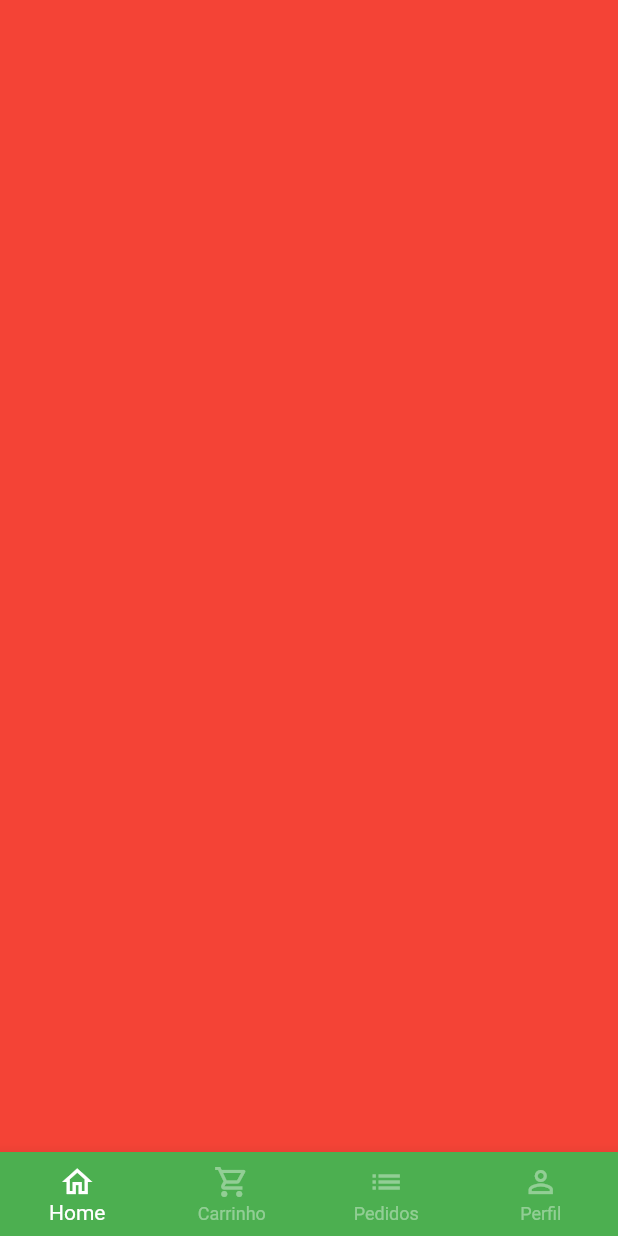
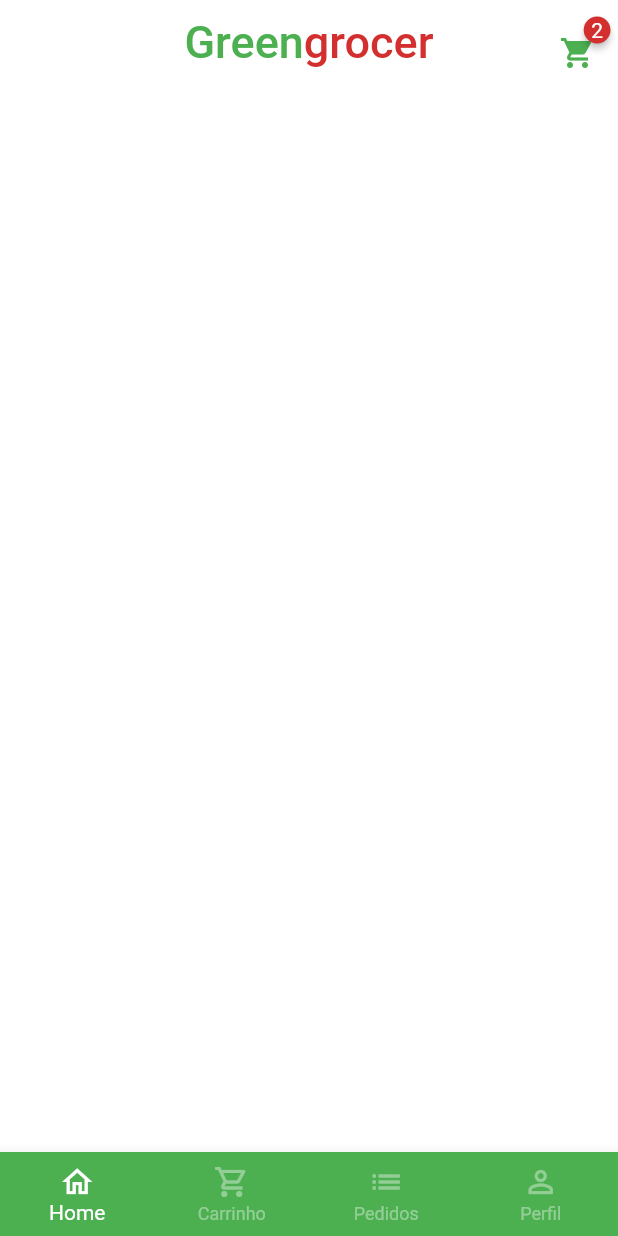
Before and after one commit to KaueSena01/GreenGrocer_Course, a Flutter app: the screen it shows after launch, after a tap on "Entrar", on a phone screen of 412 x 824 dp. Run offline on Flutter 3.47's test engine with Material 2 defaults, Android fonts, the phone set to English and light mode, and no system bars; drawn by our look-alikes of badges; our stand-ins replace animated_text_kit, mask_text_input_formatter.

Commit message:
feature: Criação da AppBar

```diff
--- a/lib/main.dart
+++ b/lib/main.dart
@@ -21,6 +21,7 @@ class MyApp extends StatelessWidget {
       title: 'Flutter Demo',
       theme: ThemeData(
         primarySwatch: Colors.green,
+        scaffoldBackgroundColor: Colors.white.withAlpha(190),
       ),
       debugShowCheckedModeBanner: false,
       home: const SignInScreen(),
--- a/lib/src/base/base_screen.dart
+++ b/lib/src/base/base_screen.dart
@@ -1,5 +1,6 @@
 import 'package:flutter/material.dart';
 import 'package:greengrocer_course/src/config/custom_colors.dart';
+import 'package:greengrocer_course/src/home/home_tab.dart';
 
 class BaseScreen extends StatefulWidget {
   const BaseScreen({ Key? key }) : super(key: key);
@@ -20,8 +21,8 @@ class _BaseScreenState extends State<BaseScreen> {
           physics: const NeverScrollableScrollPhysics(),
           controller: pageController,
           children: [
-            Container(color: Colors.red),
-            Container(color: Colors.yellow),
+            const HomeTab(),
+            Container(color: Colors.white),
             Container(color: Colors.blue),
             Container(color: Colors.purple),
           ],
--- /dev/null
+++ b/lib/src/home/home_tab.dart
@@ -0,0 +1,46 @@
+import 'package:badges/badges.dart';
+import 'package:flutter/material.dart';
+import 'package:greengrocer_course/src/config/custom_colors.dart';
+
+class HomeTab extends StatelessWidget {
+  const HomeTab({ Key? key }) : super(key: key);
+
+  @override
+  Widget build(BuildContext context) {
+    return Scaffold(
+      appBar: AppBar(
+        backgroundColor: Colors.transparent,
+        elevation: 0,
+        centerTitle: true,
+        title: Text.rich(
+          TextSpan(
+            style: const TextStyle(
+              fontSize: 30
+            ),
+            children: [
+              TextSpan(text: 'Green', style: TextStyle(
+                color: CustomColors.customPrimaryColor
+              )),
+              TextSpan(text: 'grocer', style: TextStyle(
+                color: CustomColors.customContrastColor
+              )),
+            ]
+          )
+        ),
+        actions: [
+          Padding(
+            padding: const EdgeInsets.only(top: 15.0, right: 15.0),
+            child: GestureDetector(
+              onTap: () {},
+              child: Badge(
+                badgeColor: CustomColors.customContrastColor,
+                badgeContent: const Text("2", style: TextStyle(color: Colors.white, fontSize: 14)),
+                child: Icon(Icons.shopping_cart, color: CustomColors.customPrimaryColor)
+              ),
+            ),
+          )
+        ],
+      ),
+    );
+  }
+}
--- a/pubspec.yaml
+++ b/pubspec.yaml
@@ -36,6 +36,7 @@ dependencies:
   cupertino_icons: ^1.0.2
   animated_text_kit: ^4.2.1
   mask_text_input_formatter: ^2.0.0
+  badges: ^2.0.1
 
 dev_dependencies:
   flutter_test:
```
Also changed, not shown: pubspec.lock.
